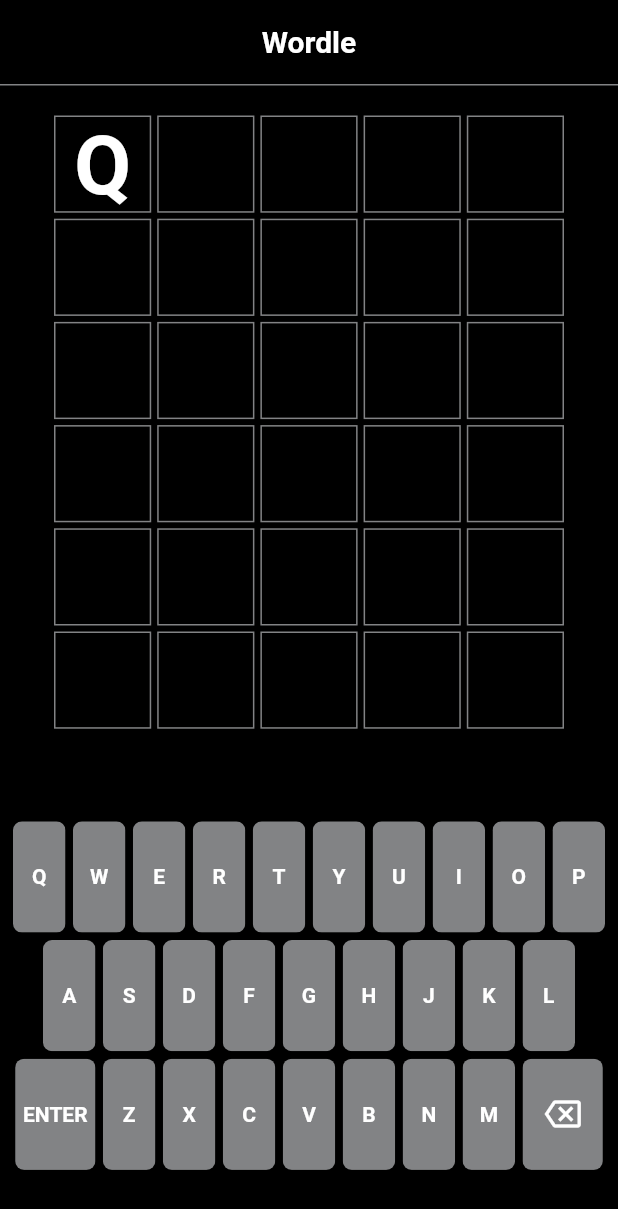
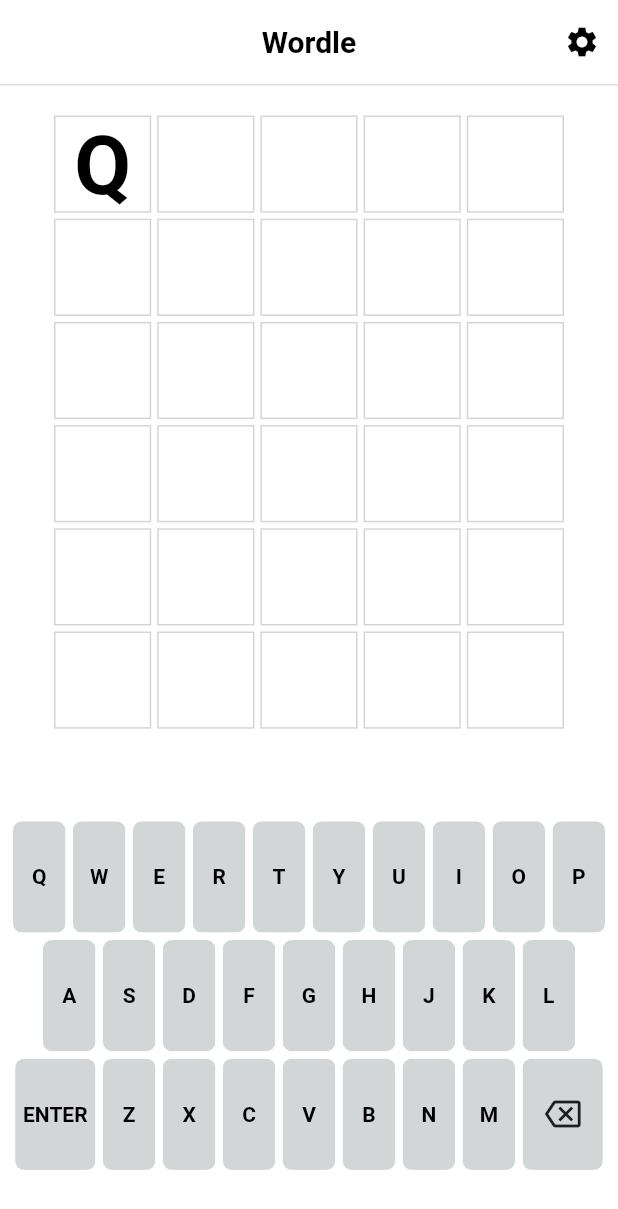
Before and after one commit to bengthedberg/flutter.wordle, a Flutter app: the screen it shows after launch, after a tap on an icon or button, on a phone screen of 412 x 824 dp. Shown: the top 1209 px of the screen. Run offline on Flutter 3.47's test engine with Material 2 defaults, Android fonts, the phone set to English and light mode, and no system bars; our stand-ins replace shared_preferences.

Commit message:
Add settings

```diff
--- a/lib/components/keyboard_row.dart
+++ b/lib/components/keyboard_row.dart
@@ -2,7 +2,7 @@ import 'package:flutter/material.dart';
 import 'package:provider/provider.dart';
 import 'package:wordle/constants/answer_stages.dart';
 import 'package:wordle/constants/colors.dart';
-import 'package:wordle/controller.dart';
+import 'package:wordle/providers/controller.dart';
 import 'package:wordle/data/keys_map.dart';
 
 class KeyboardRow extends StatelessWidget {
--- a/lib/components/tile.dart
+++ b/lib/components/tile.dart
@@ -2,7 +2,7 @@ import 'package:flutter/material.dart';
 import 'package:provider/provider.dart';
 import 'package:wordle/constants/answer_stages.dart';
 import 'package:wordle/constants/colors.dart';
-import 'package:wordle/controller.dart';
+import 'package:wordle/providers/controller.dart';
 
 class Tile extends StatefulWidget {
   const Tile({required this.index, Key? key}) : super(key: key);
--- a/lib/main.dart
+++ b/lib/main.dart
@@ -1,17 +1,14 @@
 import 'package:flutter/material.dart';
 import 'package:provider/provider.dart';
-import 'package:wordle/constants/colors.dart';
-import 'package:wordle/controller.dart';
-import 'package:wordle/pages/home_page.dart';
+import 'package:wordle/providers/theme_provider.dart';
+import 'package:wordle/themes/theme_preference.dart';
 import 'package:wordle/themes/themes.dart';
 
+import 'providers/controller.dart';
+import 'pages/home_page.dart';
+
 void main() {
-  runApp(MultiProvider(
-    providers: [
-      ChangeNotifierProvider(create: (_) => Controller()),
-    ],
-    child: const MyApp(),
-  ));
+  runApp(const MyApp());
 }
 
 class MyApp extends StatelessWidget {
@@ -19,11 +16,31 @@ class MyApp extends StatelessWidget {
 
   @override
   Widget build(BuildContext context) {
-    return MaterialApp(
-      debugShowCheckedModeBanner: false,
-      title: 'Flutter Demo',
-      theme: darkTheme,
-      home: const HomePage(),
+    return MultiProvider(
+      providers: [
+        ChangeNotifierProvider(create: (_) => Controller()),
+        ChangeNotifierProvider(create: (_) => ThemeProvider()),
+      ],
+      child: FutureBuilder(
+        initialData: false,
+        future: ThemePreferences.getTheme(),
+        builder: (context, snapshot) {
+          if (snapshot.hasData) {
+            WidgetsBinding.instance.addPostFrameCallback((timeStamp) {
+              Provider.of<ThemeProvider>(context, listen: false)
+                  .setTheme(turnOn: snapshot.data as bool);
+            });
+          }
+          return Consumer<ThemeProvider>(
+            builder: (_, notifier, __) => MaterialApp(
+              debugShowCheckedModeBanner: false,
+              title: 'Wordle Clone',
+              theme: notifier.isDark ? darkTheme : lightTheme,
+              home: const Material(child: HomePage()),
+            ),
+          );
+        },
+      ),
     );
   }
 }
--- a/lib/pages/home_page.dart
+++ b/lib/pages/home_page.dart
@@ -5,7 +5,8 @@ import 'package:provider/provider.dart';
 import 'package:wordle/components/grid.dart';
 import 'package:wordle/components/keyboard_row.dart';
 import 'package:wordle/constants/words.dart';
-import 'package:wordle/controller.dart';
+import 'package:wordle/pages/settings_page.dart';
+import 'package:wordle/providers/controller.dart';
 
 class HomePage extends StatefulWidget {
   const HomePage({Key? key}) : super(key: key);
@@ -32,6 +33,15 @@ class _HomePageState extends State<HomePage> {
         title: const Text('Wordle'),
         centerTitle: true,
         elevation: 0,
+        actions: [
+          IconButton(
+            onPressed: () {
+              Navigator.of(context).push(
+                  MaterialPageRoute(builder: (context) => const Settings()));
+            },
+            icon: const Icon(Icons.settings),
+          )
+        ],
       ),
       body: Column(children: [
         const Divider(
--- /dev/null
+++ b/lib/providers/theme_provider.dart
@@ -0,0 +1,10 @@
+import 'package:flutter/foundation.dart';
+
+class ThemeProvider extends ChangeNotifier {
+  bool isDark = false;
+
+  setTheme({required bool turnOn}) {
+    isDark = turnOn;
+    notifyListeners();
+  }
+}
--- /dev/null
+++ b/lib/themes/theme_preference.dart
@@ -0,0 +1,15 @@
+import 'package:shared_preferences/shared_preferences.dart';
+
+class ThemePreferences{
+
+  static saveTheme({required bool isDark}) async {
+
+    final prefs = await SharedPreferences.getInstance();
+    prefs.setBool('isDark', isDark);
+  }
+
+  static Future<bool> getTheme() async {
+    final prefs = await SharedPreferences.getInstance();
+    return prefs.getBool('isDark') ?? false;
+  }
+}
--- a/pubspec.yaml
+++ b/pubspec.yaml
@@ -35,6 +35,7 @@ dependencies:
   cupertino_icons: ^1.0.2
 
   provider: ^6.0.2
+  shared_preferences: ^2.0.13
 
 dev_dependencies:
   flutter_test:
```
Also changed, not shown: lib/pages/settings_page.dart (added, +49 -0 lines), lib/providers/controller.dart (renamed from lib/controller.dart), pubspec.lock, 11 other files.
